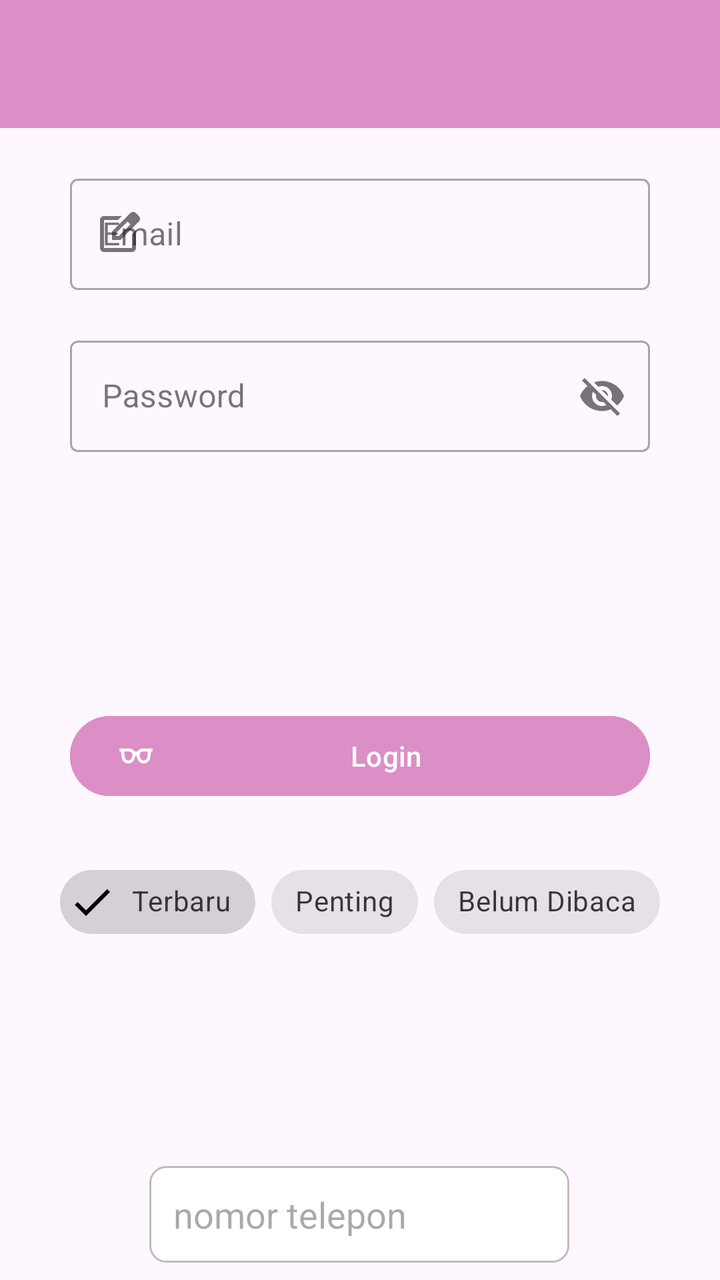
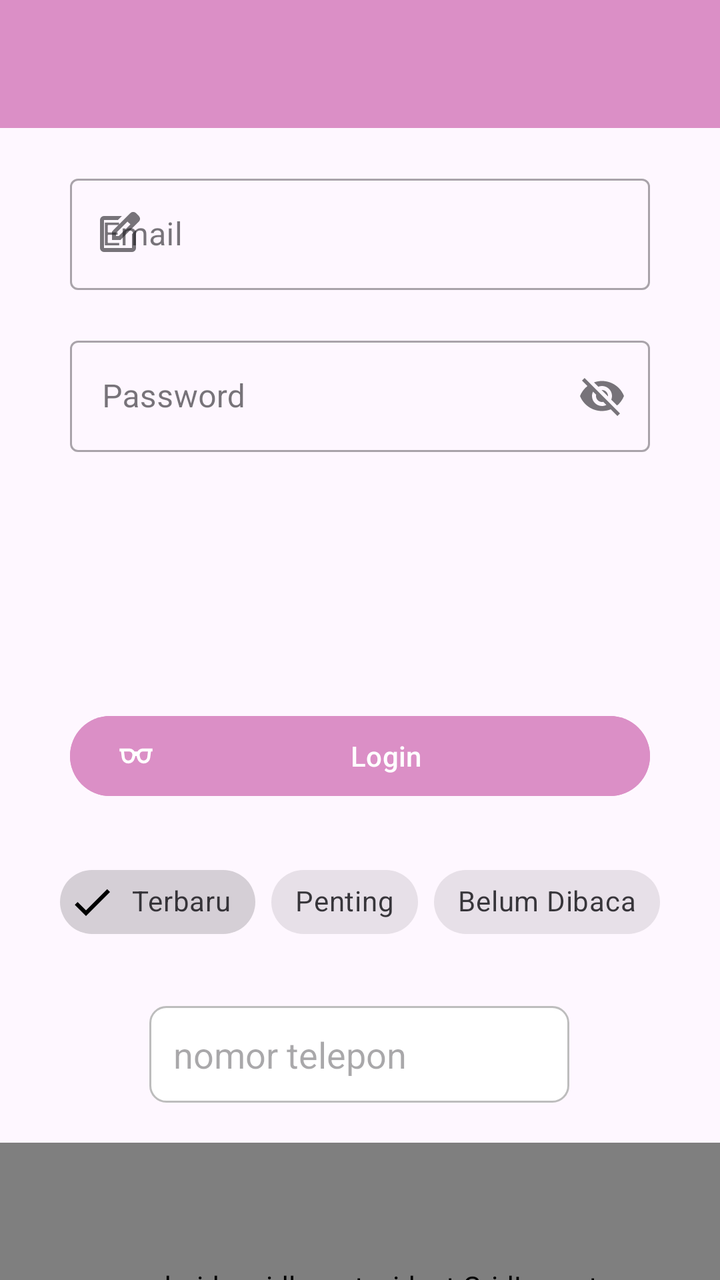

Screens rendered from an Android XML layout before and after an edit, with the pre-edit source and the edit as a unified diff.
<!-- AndroidManifest.xml: application theme Theme.BellApps -->
<!-- res/layout/activity_ninth.xml -->
<?xml version="1.0" encoding="utf-8"?>
<androidx.constraintlayout.widget.ConstraintLayout xmlns:android="http://schemas.android.com/apk/res/android"
    xmlns:app="http://schemas.android.com/apk/res-auto"
    xmlns:tools="http://schemas.android.com/tools"
    android:id="@+id/main"
    android:layout_width="match_parent"
    android:layout_height="match_parent"
    tools:context=".Home.pertemuan_9.NinthActivity">

    <com.google.android.material.appbar.AppBarLayout
        android:id="@+id/appBar"
        android:layout_width="match_parent"
        android:layout_height="wrap_content"
        android:theme="@style/ThemeOverlay.MaterialComponents.Dark.ActionBar"
        app:layout_constraintEnd_toEndOf="parent"
        app:layout_constraintStart_toStartOf="parent"
        app:layout_constraintTop_toTopOf="parent">

        <androidx.appcompat.widget.Toolbar
            android:id="@+id/toolbar"
            android:layout_width="match_parent"
            android:layout_height="match_parent"
            android:background="@color/bg"
            android:subtitleTextColor="@android:color/white"
            android:titleTextColor="@android:color/white"
            app:layout_scrollFlags="scroll|enterAlways|snap" />


    </com.google.android.material.appbar.AppBarLayout>

    <com.google.android.material.textfield.TextInputLayout
        android:id="@+id/textInputLayout"
        style="@style/Widget.MaterialComponents.TextInputLayout.OutlinedBox"
        android:layout_width="match_parent"
        android:layout_height="wrap_content"
        android:layout_marginHorizontal="35dp"
        android:layout_marginTop="20dp"
        android:hint="Email"
        app:layout_constraintEnd_toEndOf="parent"
        app:layout_constraintStart_toStartOf="parent"
        app:layout_constraintTop_toBottomOf="@+id/appBar"
        app:startIconDrawable="@drawable/ic_edit">

        <com.google.android.material.textfield.TextInputEditText
            android:id="@+id/etEmail"
            android:layout_width="match_parent"
            android:layout_height="wrap_content"
            android:inputType="textEmailAddress" />
    </com.google.android.material.textfield.TextInputLayout>


    <com.google.android.material.textfield.TextInputLayout
        android:id="@+id/passwordInputLayout"
        style="@style/Widget.MaterialComponents.TextInputLayout.OutlinedBox"
        android:layout_width="match_parent"
        android:layout_height="wrap_content"
        android:layout_marginHorizontal="35dp"
        android:layout_marginTop="20dp"
        android:hint="Password"
        app:layout_constraintEnd_toEndOf="parent"
        app:layout_constraintStart_toStartOf="parent"
        app:layout_constraintTop_toBottomOf="@+id/textInputLayout"
        app:endIconMode="password_toggle">

        <com.google.android.material.textfield.TextInputEditText
            android:id="@+id/etPassword"
            android:layout_width="match_parent"
            android:layout_height="wrap_content"
            android:inputType="textEmailAddress" />
    </com.google.android.material.textfield.TextInputLayout>

    <com.google.android.material.button.MaterialButton
        android:id="@+id/btnLogin"
        android:layout_width="match_parent"
        android:layout_height="wrap_content"
        android:layout_marginHorizontal="35dp"
        android:layout_marginTop="128dp"
        android:text="Login"
        android:backgroundTint="@color/bg"
        app:icon="@drawable/ic_login"
        app:layout_constraintEnd_toEndOf="parent"
        app:layout_constraintStart_toStartOf="parent"
        app:layout_constraintTop_toBottomOf="@+id/passwordInputLayout" />

    <com.google.android.material.chip.ChipGroup
        android:id="@+id/chipGroupFilter"
        android:layout_width="wrap_content"
        android:layout_height="wrap_content"
        android:layout_marginTop="25dp"
        app:layout_constraintEnd_toEndOf="parent"
        app:layout_constraintStart_toStartOf="parent"
        app:layout_constraintTop_toBottomOf="@+id/btnLogin"
        app:singleSelection="false">

        <com.google.android.material.chip.Chip
            android:id="@+id/chipTerbaru"
            style="@style/Widget.MaterialComponents.Chip.Filter"
            android:layout_width="wrap_content"
            android:layout_height="wrap_content"
            android:checked="true"
            android:text="Terbaru" />

        <com.google.android.material.chip.Chip
            android:id="@+id/chipPenting"
            style="@style/Widget.MaterialComponents.Chip.Filter"
            android:layout_width="wrap_content"
            android:layout_height="wrap_content"
            android:text="Penting" />

        <com.google.android.material.chip.Chip
            android:id="@+id/chipBelumDibaca"
            style="@style/Widget.MaterialComponents.Chip.Filter"
            android:layout_width="wrap_content"
            android:layout_height="wrap_content"
            android:text="Belum Dibaca" />

    </com.google.android.material.chip.ChipGroup>

    <EditText
        android:id="@+id/editTextText"
        android:layout_width="wrap_content"
        android:layout_height="wrap_content"
        android:layout_marginTop="108dp"
        android:ems="10"
        android:inputType="text"
        android:hint="nomor telepon"
        android:background="@drawable/edit_text_background"
        app:layout_constraintEnd_toEndOf="parent"
        app:layout_constraintHorizontal_bias="0.497"
        app:layout_constraintStart_toStartOf="parent"
        app:layout_constraintTop_toBottomOf="@+id/chipGroupFilter" />

</androidx.constraintlayout.widget.ConstraintLayout>
<!-- resources referenced by this layout -->
<resources>
  <color name="bg">#DB8FC6</color>
  <!-- drawable edit_text_background (drawable) -->
  <?xml version="1.0" encoding="utf-8"?>
  <shape xmlns:android="http://schemas.android.com/apk/res/android"
      android:shape="rectangle">
  
      
      <solid android:color="#FFFFFF" />
  
      
      <stroke
          android:width="1dp"
          android:color="#BDBDBD" />
  
      
      <corners android:radius="8dp" />
  
      
      <padding
          android:left="12dp"
          android:top="12dp"
          android:right="12dp"
          android:bottom="12dp" />
  </shape>
  <!-- drawable ic_edit (drawable) -->
  <vector xmlns:android="http://schemas.android.com/apk/res/android" android:height="24dp" android:tint="#000000" android:viewportHeight="960" android:viewportWidth="960" android:width="24dp">
        
      <path android:fillColor="@android:color/white" android:pathData="M200,840Q167,840 143.5,816.5Q120,793 120,760L120,200Q120,167 143.5,143.5Q167,120 200,120L557,120L477,200L200,200Q200,200 200,200Q200,200 200,200L200,760Q200,760 200,760Q200,760 200,760L760,760Q760,760 760,760Q760,760 760,760L760,482L840,402L840,760Q840,793 816.5,816.5Q793,840 760,840L200,840ZM480,480Q480,480 480,480Q480,480 480,480L480,480Q480,480 480,480Q480,480 480,480L480,480L480,480L480,480L480,480L480,480L480,480Q480,480 480,480Q480,480 480,480ZM360,600L360,430L727,63Q739,51 754,45Q769,39 784,39Q800,39 814.5,45Q829,51 841,63L897,120Q908,132 914,146.5Q920,161 920,176Q920,191 914.5,205.5Q909,220 897,232L530,600L360,600ZM841,176L841,176L785,120L785,120L841,176ZM440,520L496,520L728,288L700,260L671,232L440,463L440,520ZM700,260L671,232L671,232L700,260L728,288L728,288L700,260Z"/>
      
  </vector>
  <!-- drawable ic_login (drawable) -->
  <vector xmlns:android="http://schemas.android.com/apk/res/android" android:height="24dp" android:tint="#000000" android:viewportHeight="960" android:viewportWidth="960" android:width="24dp">
        
      <path android:fillColor="@android:color/white" android:pathData="M274,600Q305,600 329.5,582Q354,564 364,535L379,489Q395,441 371,400.5Q347,360 302,360L161,360L180,517Q185,552 211.5,576Q238,600 274,600ZM686,600Q722,600 748.5,576Q775,552 780,517L799,360L659,360Q614,360 590,401Q566,442 582,490L596,535Q606,564 630.5,582Q655,600 686,600ZM274,680Q208,680 158.5,636.5Q109,593 101,527L80,360L40,360L40,280L302,280Q346,280 382.5,301.5Q419,323 440,360L521,360Q542,323 578.5,301.5Q615,280 659,280L920,280L920,360L880,360L859,527Q851,593 801.5,636.5Q752,680 686,680Q629,680 583.5,647.5Q538,615 520,561L505,516Q503,509 501,501.5Q499,494 497,480L463,480Q461,492 459,499.5Q457,507 455,514L440,560Q422,614 376.5,647Q331,680 274,680Z"/>
      
  </vector>
  <style name="Theme.BellApps" parent="Base.Theme.BellApps" />
  <style name="Base.Theme.BellApps" parent="Theme.Material3.DayNight.NoActionBar">
          
          
      </style>
</resources>

<!-- the commit's change to res/layout/activity_ninth.xml (unified diff, before → after) -->
@@ -120,14 +120,58 @@
         android:id="@+id/editTextText"
         android:layout_width="wrap_content"
         android:layout_height="wrap_content"
-        android:layout_marginTop="108dp"
+        android:layout_marginTop="28dp"
+        android:background="@drawable/edit_text_background"
         android:ems="10"
+        android:hint="nomor telepon"
         android:inputType="text"
-        android:hint="nomor telepon"
-        android:background="@drawable/edit_text_background"
         app:layout_constraintEnd_toEndOf="parent"
         app:layout_constraintHorizontal_bias="0.497"
         app:layout_constraintStart_toStartOf="parent"
         app:layout_constraintTop_toBottomOf="@+id/chipGroupFilter" />
 
+    <androidx.gridlayout.widget.GridLayout
+        android:layout_width="370dp"
+        android:layout_height="143dp"
+        android:layout_marginTop="20dp"
+        android:padding="16dp"
+        app:columnCount="3"
+        app:layout_constraintEnd_toEndOf="parent"
+        app:layout_constraintHorizontal_bias="0.487"
+        app:layout_constraintStart_toStartOf="parent"
+        app:layout_constraintTop_toBottomOf="@+id/editTextText"
+        app:useDefaultMargins="true">
+
+        <com.google.android.material.button.MaterialButton
+            android:text="Menu 1"
+            app:layout_columnWeight="1"
+            app:layout_gravity="fill_horizontal" />
+
+        <com.google.android.material.button.MaterialButton
+            android:text="Menu 2"
+            app:layout_columnWeight="1"
+            app:layout_gravity="fill_horizontal" />
+
+        <com.google.android.material.button.MaterialButton
+            android:text="Menu 3"
+            app:layout_columnWeight="1"
+            app:layout_gravity="fill_horizontal" />
+
+        <com.google.android.material.button.MaterialButton
+            android:text="Menu 4"
+            app:layout_columnWeight="1"
+            app:layout_gravity="fill_horizontal" />
+
+        <com.google.android.material.button.MaterialButton
+            android:text="Menu 5"
+            app:layout_columnWeight="1"
+            app:layout_gravity="fill_horizontal" />
+
+        <com.google.android.material.button.MaterialButton
+            android:text="Menu 6"
+            app:layout_columnWeight="1"
+            app:layout_gravity="fill_horizontal" />
+
+    </androidx.gridlayout.widget.GridLayout>
+
 </androidx.constraintlayout.widget.ConstraintLayout>
